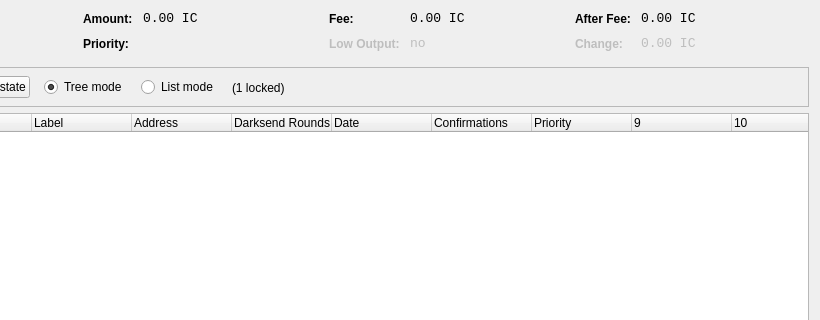
This is src/qt/forms/coincontroldialog.ui in umlaeute/KonjCoin as Qt 5 draws it before an edit; both pictures show x 180 to 1000 and y 0 to 320 of the 1000 by 500 pixel window. The edited form follows.
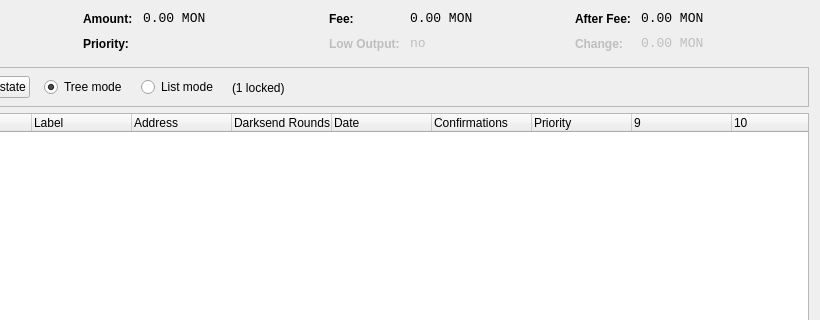
This is the edited form. Custom widgets are drawn as their Qt base class.

```diff
--- a/src/qt/forms/coincontroldialog.ui
+++ b/src/qt/forms/coincontroldialog.ui
@@ -141,7 +141,7 @@
           <enum>Qt::ActionsContextMenu</enum>
          </property>
          <property name="text">
-          <string notr="true">0.00 IC</string>
+          <string notr="true">0.00 MON</string>
          </property>
          <property name="textInteractionFlags">
           <set>Qt::LinksAccessibleByMouse|Qt::TextSelectableByKeyboard|Qt::TextSelectableByMouse</set>
@@ -221,7 +221,7 @@
           <enum>Qt::ActionsContextMenu</enum>
          </property>
          <property name="text">
-          <string notr="true">0.00 IC</string>
+          <string notr="true">0.00 MON</string>
          </property>
          <property name="textInteractionFlags">
           <set>Qt::LinksAccessibleByMouse|Qt::TextSelectableByKeyboard|Qt::TextSelectableByMouse</set>
@@ -307,7 +307,7 @@
           <enum>Qt::ActionsContextMenu</enum>
          </property>
          <property name="text">
-          <string notr="true">0.00 IC</string>
+          <string notr="true">0.00 MON</string>
          </property>
          <property name="textInteractionFlags">
           <set>Qt::LinksAccessibleByMouse|Qt::TextSelectableByKeyboard|Qt::TextSelectableByMouse</set>
@@ -345,7 +345,7 @@
           <enum>Qt::ActionsContextMenu</enum>
          </property>
          <property name="text">
-          <string notr="true">0.00 IC</string>
+          <string notr="true">0.00 MON</string>
          </property>
          <property name="textInteractionFlags">
           <set>Qt::LinksAccessibleByMouse|Qt::TextSelectableByKeyboard|Qt::TextSelectableByMouse</set>
```
